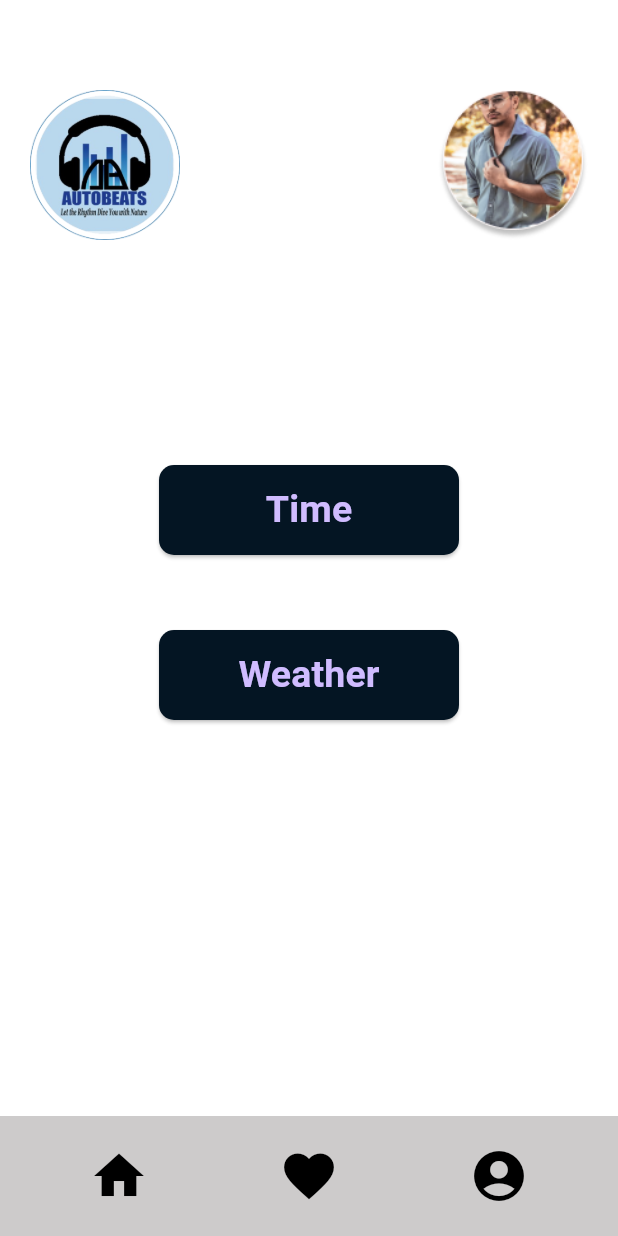
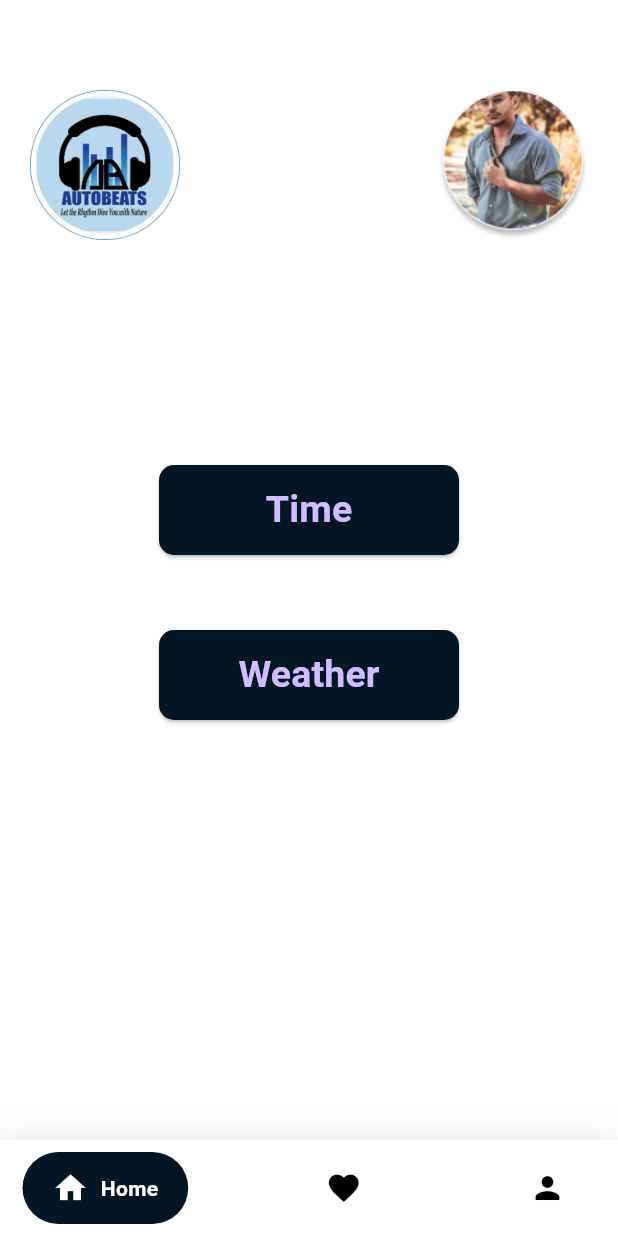
Before and after one commit to SachiniDeSilva/Auto_Play, a Flutter app: the Loading screen opened directly, after a tap on "Ready to start with AutoBeats", on a phone screen of 412 x 824 dp. Run offline on Flutter 3.47's test engine with Material 3 defaults, Android fonts, the phone set to English and light mode, and no system bars; drawn by our look-alikes of google_nav_bar; our stand-ins replace firebase_auth, firebase_core, line_icons; accounts and stored records are empty.

Commit message:
Nav Bar (#45)
* Modify and link login page

* create register page

* link register and signup page

* modify login page

* sign in flutter

* connect forgetpw

* change colors

* add social media icons in sign in

* changes

* signup page flutter

* connect privacy page to signup page

* register page Firebase

* do changes firebase

* create loading page

* add firebase console

* connect pages

* Connect pages

* create loading page

* Add navigation bar

* add Nav bar

---------

Co-authored-by: Williyam Silvage Sachini Dishala <90495152+desi98@users.noreply.github.com>

```diff
--- /dev/null
+++ b/lib/Pages/bottomNav.dart
@@ -0,0 +1,71 @@
+
+import 'package:flutter/material.dart';
+import 'package:google_nav_bar/google_nav_bar.dart';
+import 'package:line_icons/line_icons.dart';
+import 'package:auto_play/Pages/favorite.dart';
+import 'package:auto_play/Pages/get_start.dart';
+import 'package:auto_play/Pages/view_profile.dart';
+
+
+class BottomNav extends StatefulWidget {
+  const BottomNav({super.key});
+
+  @override
+  State<BottomNav> createState() => _BottomNavState();
+}
+
+class _BottomNavState extends State<BottomNav> {
+  int _selectedIndex = 0;
+  static final List<Widget> _widgetOptions = <Widget>[
+    const GetStart(),
+    const Favorite(),
+   const ViewProfile(),
+  ];
+
+  @override
+  Widget build(BuildContext context) {
+    return Scaffold(
+      backgroundColor: Colors.white,
+      body: _widgetOptions.elementAt(_selectedIndex),
+      bottomNavigationBar: Container(
+        decoration: BoxDecoration(
+          color: Colors.white,
+          boxShadow: [
+            BoxShadow(
+              blurRadius: 20,
+              color: Colors.black.withOpacity(0.1),
+            ),
+          ],
+        ),
+        child: SafeArea(
+          child: Padding(
+            padding: const EdgeInsets.symmetric(horizontal: 15, vertical: 8),
+            child: GNav(
+              rippleColor:  Colors.grey[300]!,
+              hoverColor: Colors.grey[100]!,
+              gap: 8,
+              activeColor: Colors.white,
+              iconSize: 24,
+              padding: const EdgeInsets.symmetric(horizontal: 20, vertical: 12),
+              duration: const Duration(milliseconds: 400),
+              tabBackgroundColor: Color.fromARGB(255, 4, 21, 35),
+              color: Colors.black,
+              tabs: const [
+                GButton(icon: Icons.home, text: 'Home'),
+                GButton(icon: Icons.favorite, text: 'Wishlist'),
+                GButton(icon: Icons.person, text: 'User'),
+              ],
+              selectedIndex: _selectedIndex,
+              onTabChange: (index) {
+                setState(() {
+                  _selectedIndex = index;
+                });
+
+              },
+            ),
+          ),
+        ),
+      ),
+    );
+  }
+}
--- a/lib/Pages/get_start.dart
+++ b/lib/Pages/get_start.dart
@@ -20,50 +20,7 @@ class _GetStartState extends State<GetStart> {
     return SafeArea(
       child: Scaffold(
         backgroundColor: Colors.white,
-        bottomNavigationBar: BottomAppBar(
-          color: Color.fromARGB(255, 205, 203, 203),
-          child: Row(
-            mainAxisAlignment: MainAxisAlignment.spaceAround,
-            children: [
-              IconButton(
-                onPressed: () {
-                  Navigator.push(
-                      context,
-                      MaterialPageRoute(
-                        builder: (context) => Home(),
-                      ));
-                },
-                icon: Icon(Icons.home),
-                iconSize: 40,
-                color: Colors.black,
-              ),
-              IconButton(
-                onPressed: () {
-                  Navigator.push(
-                      context,
-                      MaterialPageRoute(
-                        builder: (context) => Favorite(),
-                      ));
-                },
-                icon: Icon(Icons.favorite),
-                iconSize: 40,
-                color: Colors.black,
-              ),
-              IconButton(
-                onPressed: () {
-                  Navigator.push(
-                      context,
-                      MaterialPageRoute(
-                        builder: (context) => ViewProfile(),
-                      ));
-                },
-                icon: Icon(Icons.account_circle),
-                iconSize: 40,
-                color: Colors.black,
-              ),
-            ],
-          ),
-        ),
+
         body: Padding(
           padding: const EdgeInsets.only(top: 60, left: 20, right: 20),
           child: Column(
--- a/lib/Pages/loadingPage.dart
+++ b/lib/Pages/loadingPage.dart
@@ -1,5 +1,6 @@
-import 'package:auto_play/Pages/get_start.dart';
-import 'package:auto_play/Pages/home.dart';
+import 'package:auto_play/Pages/bottomNav.dart';
+
+import 'package:auto_play/Pages/view_profile.dart';
 import 'package:flutter/material.dart';
 
 class Loading extends StatefulWidget {
@@ -28,7 +29,7 @@ class _LoadingState extends State<Loading> {
                 SizedBox(height: 150),
                 ElevatedButton(
                   onPressed: () {
-                     Navigator.push(context, MaterialPageRoute(builder: (context) => const GetStart()));
+                     Navigator.push(context, MaterialPageRoute(builder: (context) => const BottomNav()));
                   },
                   child: Text('Ready to start with AutoBeats',
                   style: TextStyle(
@@ -49,13 +50,22 @@ class _LoadingState extends State<Loading> {
               ],
             ),
           ),
+
           Positioned(
+
             top: 10,
             right: 10,
+            child: GestureDetector(
+              onTap: (){
+                Navigator.push(context, MaterialPageRoute(builder: (context) => const ViewProfile()));
+
+              },
+
             child: CircleAvatar(
-              radius: 30,
-             // Placeholder for user profile photo
+              radius: 35,
+             backgroundImage: AssetImage('assets/Ellipse 14.png'),
             ),
+          ),
           ),
         ],
       ),
--- a/lib/Pages/login.dart
+++ b/lib/Pages/login.dart
@@ -20,6 +20,7 @@ class _LogInState extends State<LogIn> {
   Widget build(BuildContext context) {
     return SafeArea(
       child: Scaffold(
+
         body: Stack(
           children: [
             Container(
--- a/lib/Pages/privacy_&_policy.dart
+++ b/lib/Pages/privacy_&_policy.dart
@@ -20,7 +20,8 @@ class _PrivacyPolicyState extends State<PrivacyPolicy> {
   @override
   Widget build(BuildContext context) {
     return Scaffold(
-      body: Stack(
+      body: SingleChildScrollView(
+        child: Stack(
           children: [
             Container(
               decoration: BoxDecoration(
@@ -130,6 +131,7 @@ class _PrivacyPolicyState extends State<PrivacyPolicy> {
             ),
           ],
         ),
+      ),
       bottomNavigationBar: BottomAppBar(
         color: Color.fromARGB(255, 92, 174, 240),
         child: Row(
--- a/lib/Pages/register.dart
+++ b/lib/Pages/register.dart
@@ -22,7 +22,7 @@ class Register extends StatefulWidget {
 class _RegisterState extends State<Register> {
 
   final FirebaseAuth _auth = FirebaseAuth.instance;
-  final GlobalKey<FormState> _formKey = GlobalKey<FormState>();
+  //final GlobalKey<FormState> _formKey = GlobalKey<FormState>();
 
     TextEditingController _emailController = TextEditingController();
       TextEditingController _passwordController = TextEditingController();
@@ -400,3 +400,4 @@ Widget buildVerifyBtn() {
       ),
     );
   }
+  }
--- a/lib/Pages/weather.dart
+++ b/lib/Pages/weather.dart
@@ -20,7 +20,8 @@ class _WeatherState extends State<Weather> {
   Widget build(BuildContext context) {
     return Scaffold(
       backgroundColor: Colors.white,
-      body: Padding(
+      body: SingleChildScrollView(
+        child: Padding(
           padding: EdgeInsets.only(top: 60, left: 20, right: 20),
           child: Column(
             children: [
@@ -86,6 +87,7 @@ class _WeatherState extends State<Weather> {
             ],
           ),
         ),
+      ),
       bottomNavigationBar: BottomAppBar(
         color: Color.fromARGB(255, 205, 203, 203),
         child: Row(
--- a/pubspec.yaml
+++ b/pubspec.yaml
@@ -36,6 +36,8 @@ dependencies:
   # The following adds the Cupertino Icons font to your application.
   # Use with the CupertinoIcons class for iOS style icons.
   cupertino_icons: ^1.0.2
+  google_nav_bar: ^5.0.6
+  line_icons: ^2.0.3
   firebase_core: ^2.24.2
   cloud_firestore: ^4.15.3
   firebase_auth: ^4.16.0
```
Also changed, not shown: lib/Pages/edit_profile.dart (+1 -26 lines), lib/Pages/favorite.dart (+3 -29 lines), lib/Pages/view_profile.dart (+5 -44 lines), pubspec.lock. Lines whose indentation alone changed are shown as unchanged.
